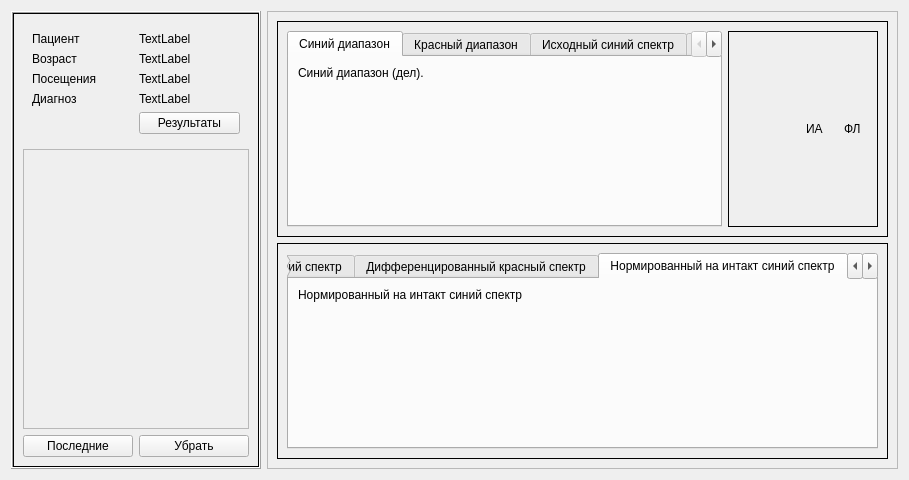
The window that ui_forms/client_widget.ui (derElektrobesen/spectro_viewer) describes before a commit, drawn with Qt 5.
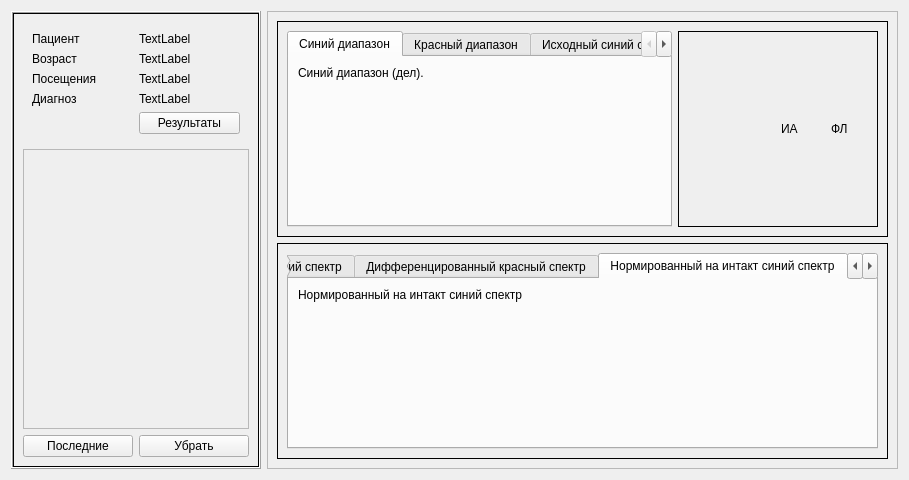
The same window after the commit. Custom widgets are drawn as their Qt base class.

```diff
--- a/ui_forms/client_widget.ui
+++ b/ui_forms/client_widget.ui
@@ -307,7 +307,7 @@
           <widget class="QFrame" name="colors_frame">
            <property name="minimumSize">
             <size>
-             <width>150</width>
+             <width>200</width>
              <height>0</height>
             </size>
            </property>
@@ -337,6 +337,12 @@
               </item>
               <item row="0" column="2">
                <widget class="QLabel" name="label_9">
+                <property name="maximumSize">
+                 <size>
+                  <width>16777215</width>
+                  <height>20</height>
+                 </size>
+                </property>
                 <property name="text">
                  <string>ИА</string>
                 </property>
```
